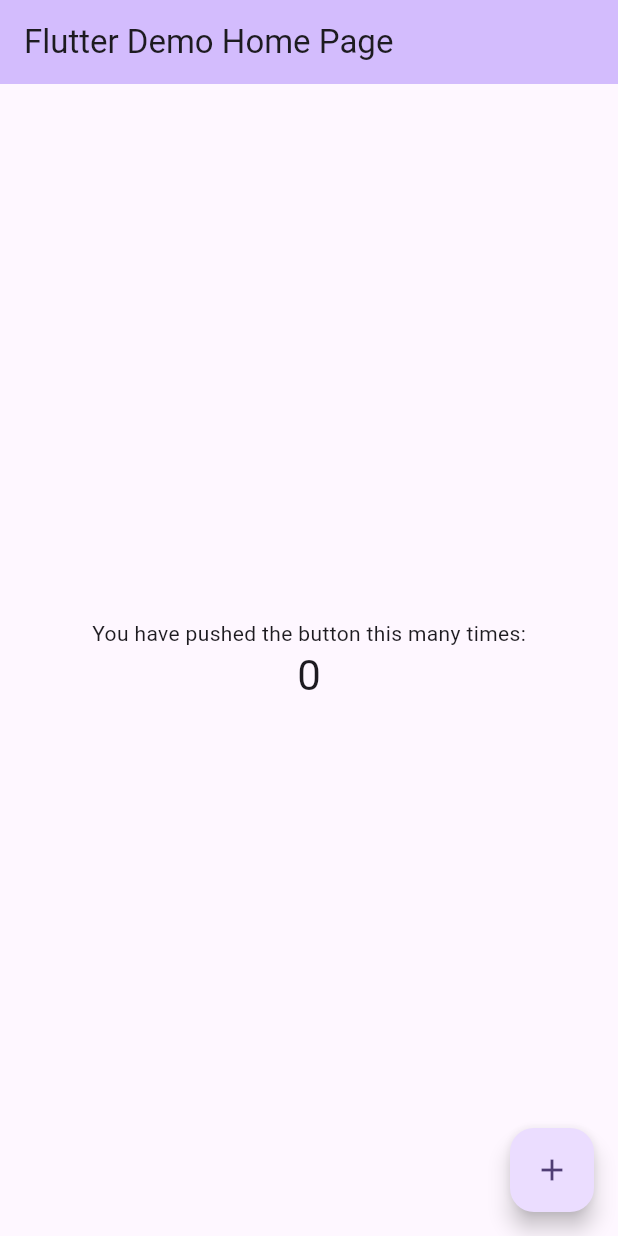
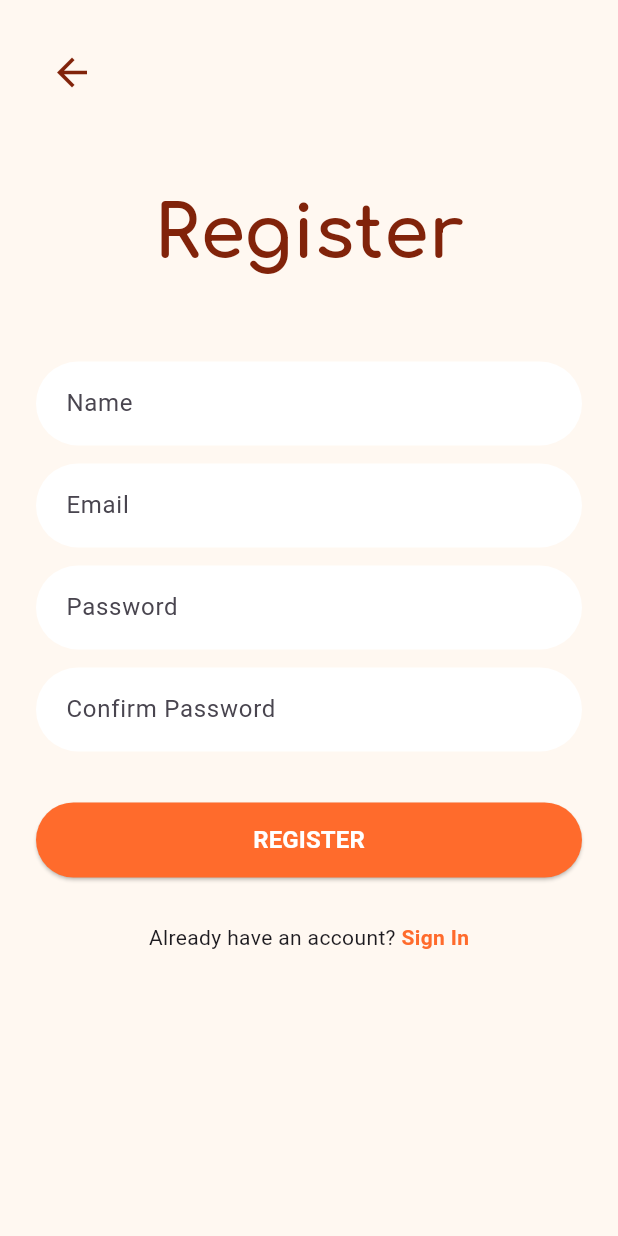
Before and after one commit to AhmedMedhat123/Food-Recipe-Moblie-App, a Flutter app: the screen it shows after launch, on a phone screen of 412 x 824 dp. Run offline on Flutter 3.47's test engine with Material 3 defaults, Android fonts, the phone set to English and light mode, and no system bars; our stand-ins replace firebase_core; accounts and stored records are empty.

Commit message:
Adding Register Page

```diff
--- a/lib/main.dart
+++ b/lib/main.dart
@@ -2,6 +2,7 @@ import 'package:flutter/material.dart';
 import 'package:firebase_core/firebase_core.dart';
 // import 'package:food_recipe_app/firebase_options.dart';
 import 'firebase_options.dart';
+import 'package:food_recipe_app/pages/register.dart';
 
 void main() async {
   WidgetsFlutterBinding.ensureInitialized();
@@ -15,113 +16,6 @@ class MyApp extends StatelessWidget {
   // This widget is the root of your application.
   @override
   Widget build(BuildContext context) {
-    return MaterialApp(
-      title: 'Flutter Demo',
-      theme: ThemeData(
-        // This is the theme of your application.
-        //
-        // TRY THIS: Try running your application with "flutter run". You'll see
-        // the application has a purple toolbar. Then, without quitting the app,
-        // try changing the seedColor in the colorScheme below to Colors.green
-        // and then invoke "hot reload" (save your changes or press the "hot
-        // reload" button in a Flutter-supported IDE, or press "r" if you used
-        // the command line to start the app).
-        //
-        // Notice that the counter didn't reset back to zero; the application
-        // state is not lost during the reload. To reset the state, use hot
-        // restart instead.
-        //
-        // This works for code too, not just values: Most code changes can be
-        // tested with just a hot reload.
-        colorScheme: ColorScheme.fromSeed(seedColor: Colors.deepPurple),
-      ),
-      home: const MyHomePage(title: 'Flutter Demo Home Page'),
-    );
+    return MaterialApp(home: Register(), debugShowCheckedModeBanner: false);
   }
 }
-
-class MyHomePage extends StatefulWidget {
-  const MyHomePage({super.key, required this.title});
-
-  // This widget is the home page of your application. It is stateful, meaning
-  // that it has a State object (defined below) that contains fields that affect
-  // how it looks.
-
-  // This class is the configuration for the state. It holds the values (in this
-  // case the title) provided by the parent (in this case the App widget) and
-  // used by the build method of the State. Fields in a Widget subclass are
-  // always marked "final".
-
-  final String title;
-
-  @override
-  State<MyHomePage> createState() => _MyHomePageState();
-}
-
-class _MyHomePageState extends State<MyHomePage> {
-  int _counter = 0;
-
-  void _incrementCounter() {
-    setState(() {
-      // This call to setState tells the Flutter framework that something has
-      // changed in this State, which causes it to rerun the build method below
-      // so that the display can reflect the updated values. If we changed
-      // _counter without calling setState(), then the build method would not be
-      // called again, and so nothing would appear to happen.
-      _counter++;
-    });
-  }
-
-  @override
-  Widget build(BuildContext context) {
-    // This method is rerun every time setState is called, for instance as done
-    // by the _incrementCounter method above.
-    //
-    // The Flutter framework has been optimized to make rerunning build methods
-    // fast, so that you can just rebuild anything that needs updating rather
-    // than having to individually change instances of widgets.
-    return Scaffold(
-      appBar: AppBar(
-        // TRY THIS: Try changing the color here to a specific color (to
-        // Colors.amber, perhaps?) and trigger a hot reload to see the AppBar
-        // change color while the other colors stay the same.
-        backgroundColor: Theme.of(context).colorScheme.inversePrimary,
-        // Here we take the value from the MyHomePage object that was created by
-        // the App.build method, and use it to set our appbar title.
-        title: Text(widget.title),
-      ),
-      body: Center(
-        // Center is a layout widget. It takes a single child and positions it
-        // in the middle of the parent.
-        child: Column(
-          // Column is also a layout widget. It takes a list of children and
-          // arranges them vertically. By default, it sizes itself to fit its
-          // children horizontally, and tries to be as tall as its parent.
-          //
-          // Column has various properties to control how it sizes itself and
-          // how it positions its children. Here we use mainAxisAlignment to
-          // center the children vertically; the main axis here is the vertical
-          // axis because Columns are vertical (the cross axis would be
-          // horizontal).
-          //
-          // TRY THIS: Invoke "debug painting" (choose the "Toggle Debug Paint"
-          // action in the IDE, or press "p" in the console), to see the
-          // wireframe for each widget.
-          mainAxisAlignment: MainAxisAlignment.center,
-          children: <Widget>[
-            const Text('You have pushed the button this many times:'),
-            Text(
-              '$_counter',
-              style: Theme.of(context).textTheme.headlineMedium,
-            ),
-          ],
-        ),
-      ),
-      floatingActionButton: FloatingActionButton(
-        onPressed: _incrementCounter,
-        tooltip: 'Increment',
-        child: const Icon(Icons.add),
-      ), // This trailing comma makes auto-formatting nicer for build methods.
-    );
-  }
-}
--- /dev/null
+++ b/lib/pages/register.dart
@@ -0,0 +1,130 @@
+import 'package:flutter/material.dart';
+
+class Register extends StatelessWidget {
+  final _formKey = GlobalKey<FormState>();
+
+  @override
+  Widget build(BuildContext context) {
+    return Scaffold(
+      backgroundColor: Color(0xFFFFF8F1),
+      resizeToAvoidBottomInset: true,
+      body: SafeArea(
+        child: SingleChildScrollView(
+          child: Padding(
+            padding: const EdgeInsets.all(24.0),
+            child: Column(
+              crossAxisAlignment: CrossAxisAlignment.start,
+              children: [
+                // Back Arrow
+                IconButton(
+                  icon: Icon(
+                    Icons.arrow_back,
+                    color: Color(0xFF81230A),
+                    size: 30,
+                  ),
+                  onPressed: () {
+                    Navigator.pop(context);
+                  },
+                ),
+                SizedBox(height: 50),
+
+                // Register Title
+                Center(
+                  child: Text(
+                    "Register",
+                    style: TextStyle(
+                      fontFamily: 'Comfortaa',
+                      fontSize: 48,
+                      fontWeight: FontWeight.bold,
+                      color: Color(0xFF81230A),
+                    ),
+                  ),
+                ),
+                SizedBox(height: 50),
+
+                // Input Fields
+                Form(
+                  key: _formKey,
+                  child: Column(
+                    children: [
+                      buildTextField("Name"),
+                      SizedBox(height: 12),
+                      buildTextField("Email"),
+                      SizedBox(height: 12),
+                      buildTextField("Password", isPassword: true),
+                      SizedBox(height: 12),
+                      buildTextField("Confirm Password", isPassword: true),
+                      SizedBox(height: 34),
+
+                      // Register Button
+                      SizedBox(
+                        width: double.infinity,
+                        height: 50,
+                        child: ElevatedButton(
+                          style: ElevatedButton.styleFrom(
+                            backgroundColor: Color(0xFFFF6B2C),
+                            shape: RoundedRectangleBorder(
+                              borderRadius: BorderRadius.circular(30),
+                            ),
+                          ),
+                          onPressed: () {
+                            // Register action
+                          },
+                          child: Text(
+                            "REGISTER",
+                            style: TextStyle(
+                              fontWeight: FontWeight.bold,
+                              fontSize: 16,
+                              color: Colors.white,
+                            ),
+                          ),
+                        ),
+                      ),
+                      SizedBox(height: 30),
+
+                      // Sign In Text
+                      Row(
+                        mainAxisAlignment: MainAxisAlignment.center,
+                        children: [
+                          Text("Already have an account? "),
+                          GestureDetector(
+                            onTap: () {
+                              // Navigate to Sign In
+                            },
+                            child: Text(
+                              "Sign In",
+                              style: TextStyle(
+                                color: Color(0xFFFF6B2C),
+                                fontWeight: FontWeight.bold,
+                              ),
+                            ),
+                          ),
+                        ],
+                      ),
+                    ],
+                  ),
+                ),
+              ],
+            ),
+          ),
+        ),
+      ),
+    );
+  }
+
+  Widget buildTextField(String hint, {bool isPassword = false}) {
+    return TextFormField(
+      obscureText: isPassword,
+      decoration: InputDecoration(
+        hintText: hint,
+        filled: true,
+        fillColor: Colors.white,
+        contentPadding: EdgeInsets.symmetric(vertical: 16, horizontal: 16),
+        border: OutlineInputBorder(
+          borderRadius: BorderRadius.circular(30),
+          borderSide: BorderSide.none,
+        ),
+      ),
+    );
+  }
+}
```
Also changed, not shown: pubspec.yaml (+7 -2 lines), assets/fonts/Comfortaa-VariableFont_wght.ttf (added), lib/services/auth.dart (added), pubspec.lock, 4 other files.
